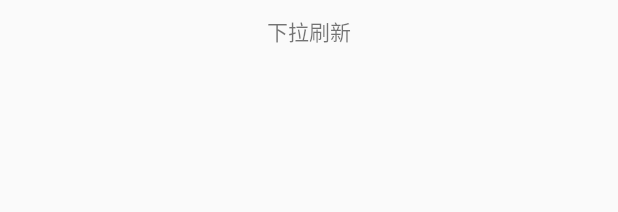
After one commit to kjlist/ListViewLearning, an Android app: the layout head_layout.xml on its own in the app's theme, with its tools: preview values and no code run, on a phone screen of 412 x 824 dp. The commit adds this screen. Shown: the top 212 px of the screen. Run offline under Robolectric (Android 15) with nearby library versions, the phone set to English and light mode, and no system bars.

Commit message:
ReflashListView1

```diff
--- a/app/src/main/res/layout/activity_main.xml
+++ b/app/src/main/res/layout/activity_main.xml
@@ -6,10 +6,10 @@
 
     tools:context="as.laoli.com.listviewlearning.MainActivity">
 
-    <ListView
+    <as.laoli.com.listviewlearning.ReflashListView
         android:layout_width="match_parent"
         android:layout_height="match_parent"
         android:id="@+id/listview">
 
-    </ListView>
+    </as.laoli.com.listviewlearning.ReflashListView>
 </RelativeLayout>
--- /dev/null
+++ b/app/src/main/res/layout/head_layout.xml
@@ -0,0 +1,35 @@
+<?xml version="1.0" encoding="utf-8"?>
+<LinearLayout xmlns:android="http://schemas.android.com/apk/res/android"
+    android:orientation="vertical" android:layout_width="match_parent"
+    android:layout_height="match_parent">
+    <RelativeLayout
+        android:layout_width="match_parent"
+        android:layout_height="wrap_content"
+        android:paddingTop="10dp"
+        android:paddingBottom="10dp">
+        <LinearLayout
+            android:layout_centerHorizontal="true"
+            android:layout_width="wrap_content"
+            android:layout_height="wrap_content"
+            android:orientation="vertical">
+            <TextView
+                android:layout_width="wrap_content"
+                android:layout_height="wrap_content"
+                android:id="@+id/tip"
+                android:text="下拉刷新"/>
+            <TextView
+                android:layout_width="wrap_content"
+                android:layout_height="wrap_content"
+                android:id="@+id/last_update_time"
+                />
+        </LinearLayout>
+        <ProgressBar
+            android:layout_width="wrap_content"
+            android:layout_height="wrap_content"
+            android:id="@+id/progress"
+            android:layout_toLeftOf="@id/tip"
+            style="@android:style/Widget.ProgressBar.Small"
+            android:visibility="gone"/>
+
+    </RelativeLayout>
+</LinearLayout>
```
Also changed, not shown: app/src/main/java/as/laoli/com/listviewlearning/MainActivity.java (+6 -3 lines), app/src/main/java/as/laoli/com/listviewlearning/ReflashListView.java (added, +69 -0 lines).
